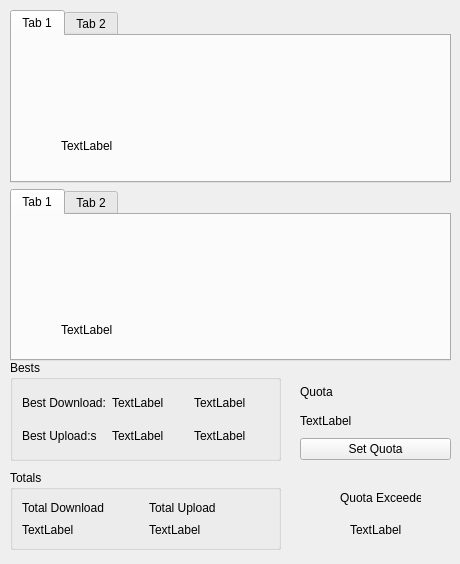
First picture: the form in GUI/systray.ui, repository utkusaridede/internet-tracer, before the edit.
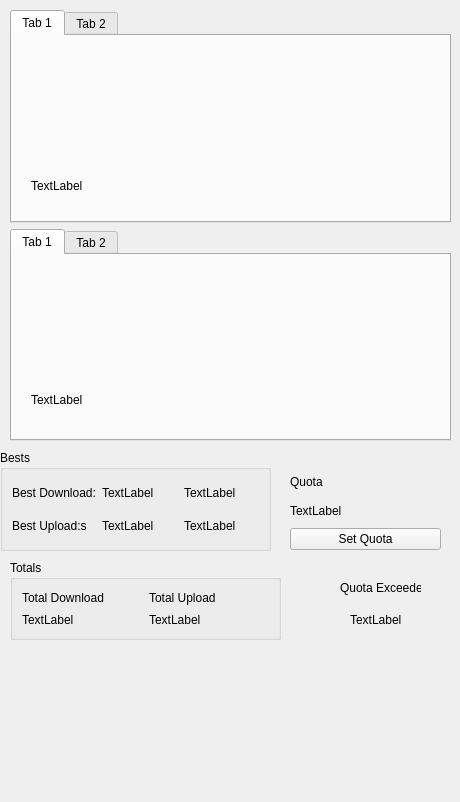
Second picture: the form after the edit. Custom widgets are drawn as their Qt base class.

The edit to the form file:
```diff
--- a/GUI/systray.ui
+++ b/GUI/systray.ui
@@ -7,7 +7,7 @@
     <x>0</x>
     <y>0</y>
     <width>460</width>
-    <height>564</height>
+    <height>802</height>
    </rect>
   </property>
   <property name="windowTitle">
@@ -16,8 +16,8 @@
   <widget class="QWidget" name="verticalLayoutWidget">
    <property name="geometry">
     <rect>
-     <x>300</x>
-     <y>380</y>
+     <x>290</x>
+     <y>470</y>
      <width>151</width>
      <height>80</height>
     </rect>
@@ -50,7 +50,7 @@
    <property name="geometry">
     <rect>
      <x>10</x>
-     <y>470</y>
+     <y>560</y>
      <width>271</width>
      <height>80</height>
     </rect>
@@ -99,8 +99,8 @@
   <widget class="QGroupBox" name="groupBox_2">
    <property name="geometry">
     <rect>
-     <x>10</x>
-     <y>360</y>
+     <x>0</x>
+     <y>450</y>
      <width>271</width>
      <height>101</height>
     </rect>
@@ -161,7 +161,7 @@
    <property name="geometry">
     <rect>
      <x>350</x>
-     <y>520</y>
+     <y>610</y>
      <width>51</width>
      <height>20</height>
     </rect>
@@ -174,7 +174,7 @@
    <property name="geometry">
     <rect>
      <x>340</x>
-     <y>490</y>
+     <y>580</y>
      <width>81</width>
      <height>16</height>
     </rect>
@@ -189,7 +189,7 @@
      <x>10</x>
      <y>10</y>
      <width>441</width>
-     <height>351</height>
+     <height>431</height>
     </rect>
    </property>
    <layout class="QVBoxLayout" name="verticalLayout">
@@ -205,8 +205,8 @@
           <widget class="QLabel" name="down">
            <property name="geometry">
             <rect>
-             <x>40</x>
-             <y>90</y>
+             <x>10</x>
+             <y>130</y>
              <width>61</width>
              <height>21</height>
             </rect>
@@ -243,8 +243,8 @@
           <widget class="QLabel" name="up">
            <property name="geometry">
             <rect>
-             <x>40</x>
-             <y>90</y>
+             <x>10</x>
+             <y>120</y>
              <width>61</width>
              <height>31</height>
             </rect>
```
